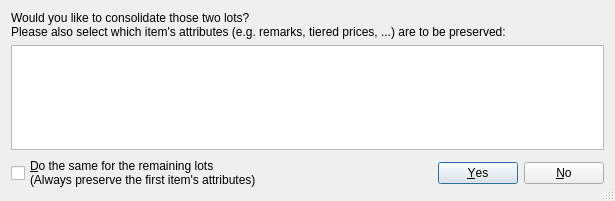
Before: the Qt Designer form src/consolidateitemsdialog.ui in rgriebl/brickstore, drawn with Qt 5.
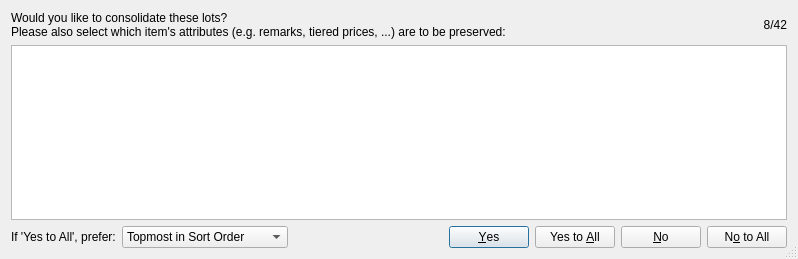
After: the same form once the commit is applied.

Commit message: Reworked the consolidate items logic and UI

```diff
--- a/src/consolidateitemsdialog.ui
+++ b/src/consolidateitemsdialog.ui
@@ -6,8 +6,8 @@
    <rect>
     <x>0</x>
     <y>0</y>
-    <width>615</width>
-    <height>201</height>
+    <width>798</width>
+    <height>259</height>
    </rect>
   </property>
   <property name="windowTitle">
@@ -18,15 +18,29 @@
   </property>
   <layout class="QVBoxLayout" name="verticalLayout">
    <item>
-    <widget class="QLabel" name="label">
-     <property name="text">
-      <string>Would you like to consolidate those two lots?
+    <layout class="QHBoxLayout" name="horizontalLayout_2">
+     <item>
+      <widget class="QLabel" name="label">
+       <property name="text">
+        <string>Would you like to consolidate these lots?
 Please also select which item's attributes (e.g. remarks, tiered prices, ...) are to be preserved:</string>
-     </property>
-     <property name="buddy">
-      <cstring>w_list</cstring>
-     </property>
-    </widget>
+       </property>
+       <property name="buddy">
+        <cstring>w_list</cstring>
+       </property>
+      </widget>
+     </item>
+     <item>
+      <widget class="QLabel" name="w_counter">
+       <property name="text">
+        <string notr="true">8/42</string>
+       </property>
+       <property name="alignment">
+        <set>Qt::AlignRight|Qt::AlignTrailing|Qt::AlignVCenter</set>
+       </property>
+      </widget>
+     </item>
+    </layout>
    </item>
    <item>
     <widget class="QTableView" name="w_list">
@@ -68,20 +82,66 @@
    <item>
     <layout class="QHBoxLayout" name="horizontalLayout">
      <item>
-      <widget class="QCheckBox" name="w_for_all">
+      <widget class="QLabel" name="w_label_remaining">
        <property name="text">
-        <string>&amp;Do the same for the remaining lots
-(Always preserve the first item's attributes)</string>
+        <string>If 'Yes to All', prefer:</string>
        </property>
       </widget>
      </item>
+     <item>
+      <widget class="QComboBox" name="w_prefer_remaining">
+       <item>
+        <property name="text">
+         <string>Topmost in Sort Order</string>
+        </property>
+       </item>
+       <item>
+        <property name="text">
+         <string>Bottommost in Sort Order</string>
+        </property>
+       </item>
+       <item>
+        <property name="text">
+         <string>Lowest Index</string>
+        </property>
+       </item>
+       <item>
+        <property name="text">
+         <string>Highest Index</string>
+        </property>
+       </item>
+       <item>
+        <property name="text">
+         <string>Existing Item</string>
+        </property>
+       </item>
+       <item>
+        <property name="text">
+         <string>New Item</string>
+        </property>
+       </item>
+      </widget>
+     </item>
+     <item>
+      <spacer name="horizontalSpacer">
+       <property name="orientation">
+        <enum>Qt::Horizontal</enum>
+       </property>
+       <property name="sizeHint" stdset="0">
+        <size>
+         <width>40</width>
+         <height>20</height>
+        </size>
+       </property>
+      </spacer>
+     </item>
      <item>
       <widget class="QDialogButtonBox" name="w_buttons">
        <property name="orientation">
         <enum>Qt::Horizontal</enum>
        </property>
        <property name="standardButtons">
-        <set>QDialogButtonBox::No|QDialogButtonBox::Yes</set>
+        <set>QDialogButtonBox::No|QDialogButtonBox::NoToAll|QDialogButtonBox::Yes|QDialogButtonBox::YesToAll</set>
        </property>
       </widget>
      </item>
```
Left out of the diff: 41 changed lines with no effect on the pictures. The commit also changes 7 other files.
